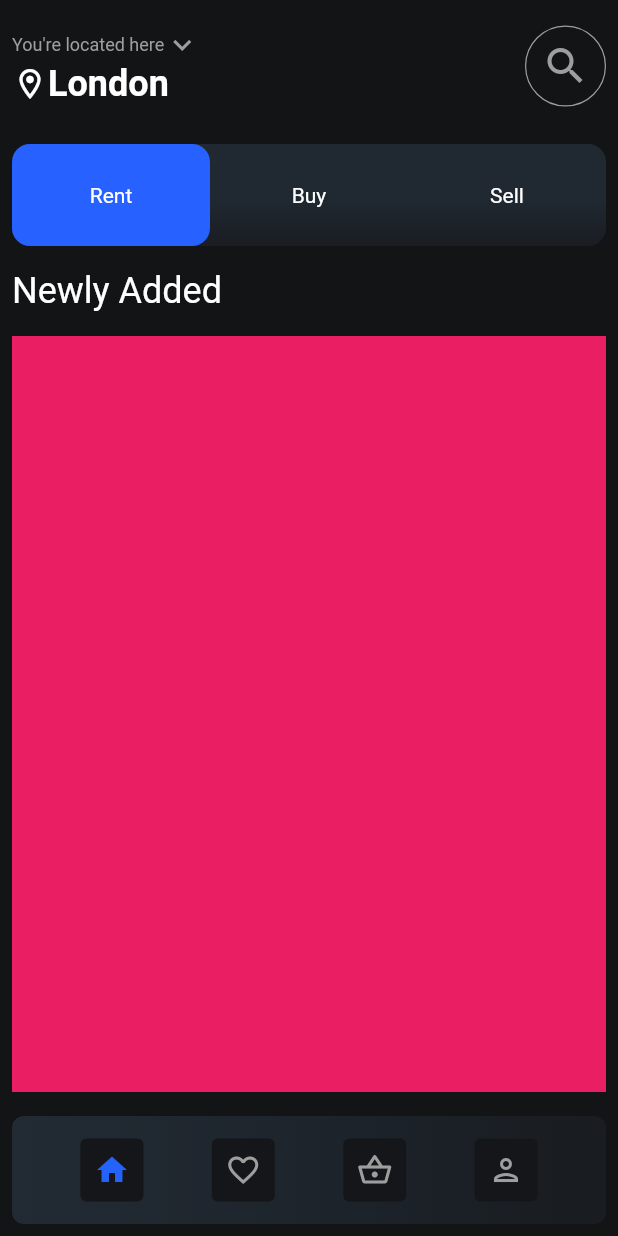
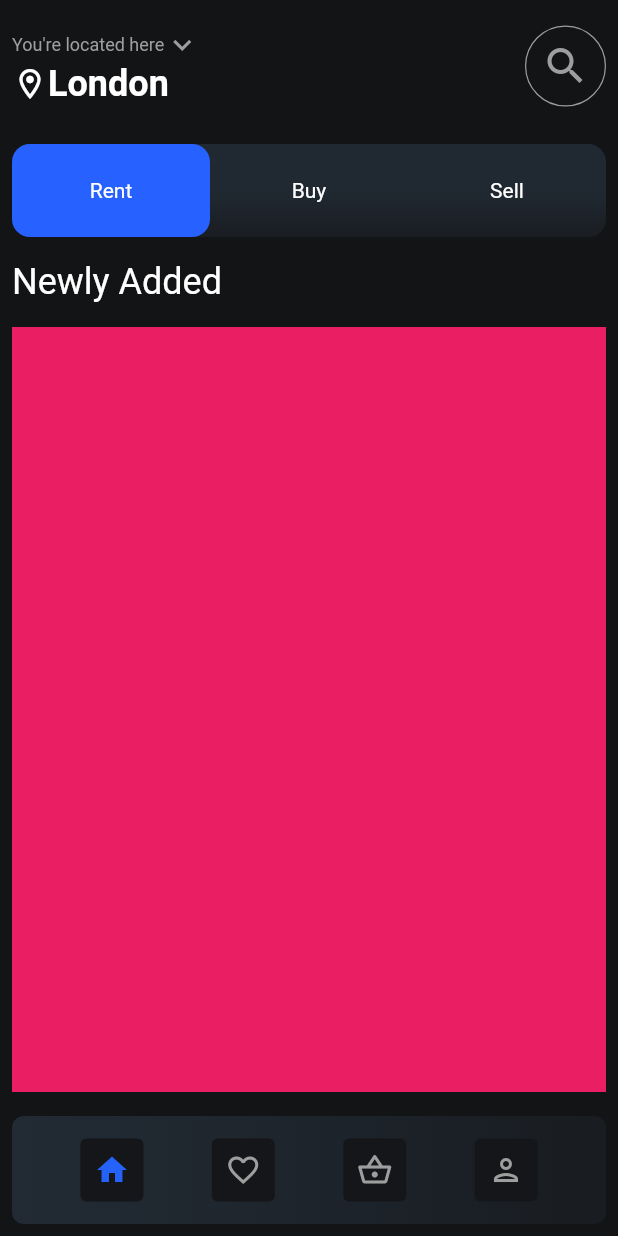
Before and after one commit to JAICHANGPARK/flutter_notebook_17th_story, a Flutter app: the screen it shows after launch, on a phone screen of 412 x 824 dp. Run offline on Flutter 3.47's test engine with Material 2 defaults, Android fonts, the phone set to English and light mode, and no system bars; our stand-ins replace cached_network_image, fl_chart, flutter_riverpod, freezed_annotation, ionicons, percent_indicator.

Commit message:
Update real_estate_main_page.dart

```diff
--- a/lib/ep1018_real_estate_app/src/ui/real_estate_main_page.dart
+++ b/lib/ep1018_real_estate_app/src/ui/real_estate_main_page.dart
@@ -84,7 +84,7 @@ class _RealEstateMainPageState extends State<RealEstateMainPage> {
                 Padding(
                   padding: const EdgeInsets.all(8.0),
                   child: Container(
-                    height: 68,
+                    height: 62,
                     decoration: BoxDecoration(
                       color: Colors.blue,
                       borderRadius: BorderRadius.circular(12),
```
